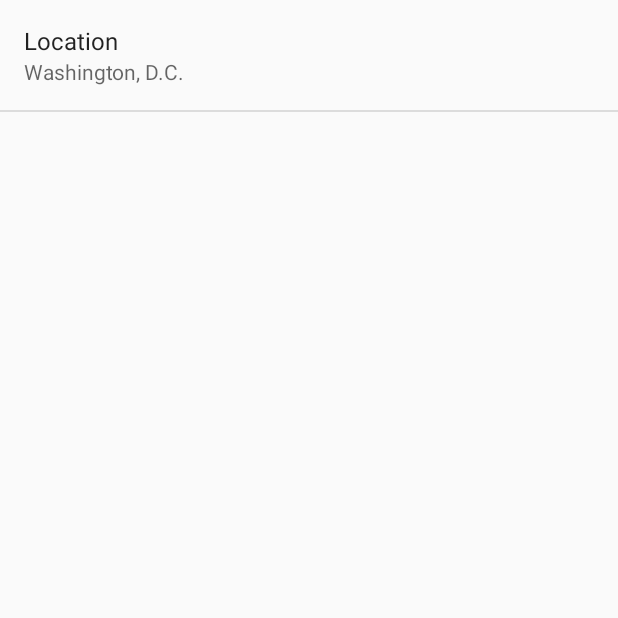
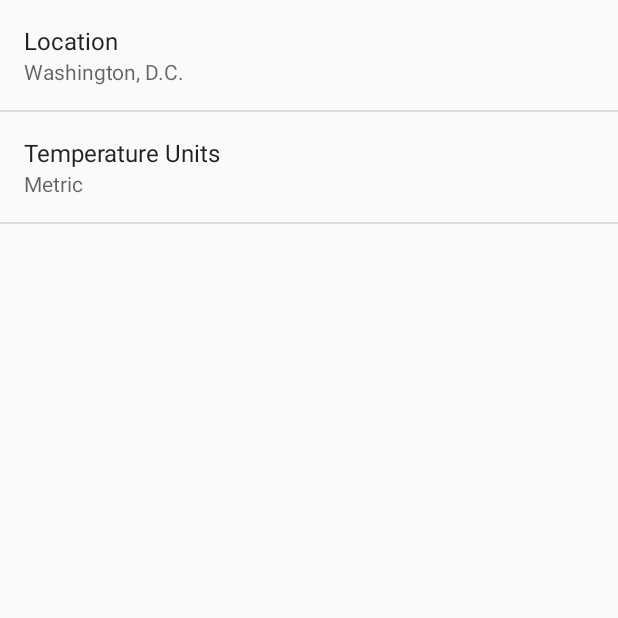
Before and after one commit to Alcanteria/Sunshine, an Android app: the screen it shows after launch (SettingsActivity), in the options menu, after a tap on "Settings", on a phone screen of 412 x 824 dp, the top half of it. Run offline under Robolectric (Android 15) with nearby library versions, the phone set to English and light mode, and no system bars.

Commit message:
Added settings option to change unit of measurement for temperature.

```diff
--- a/app/src/main/java/app/alcanteria/com/sunshine/app/ForecastFragment.java
+++ b/app/src/main/java/app/alcanteria/com/sunshine/app/ForecastFragment.java
@@ -132,18 +132,14 @@ public class ForecastFragment extends Fragment {
                 // This is for a 5 day forecast
                 final String FORECAST_FIVE_DAY = "forecast?";
 
-                // This is the City ID
-                //final String CITY_ID = "&id=" + params[0];
-
                 // This is the name of the city.
                 final String CITY_NAME = "q=" + params[0];
-                //final String CITY_NAME = "q=Washington, D.C.";
 
                 // Country code - DEFAULTS TO U.S.A.
                 final String COUNTRY_CODE = ",us";
 
                 // Unit of temperature measurements.
-                final String TEMP_UNITS = "&units=imperial";
+                final String TEMP_UNITS = "&units=metric";
 
                 // Put it all together.
                 String dynamicUrl = FORECAST_BASE_URL +
@@ -153,8 +149,7 @@ public class ForecastFragment extends Fragment {
                                     TEMP_UNITS +
                                     API_KEY;
 
-                // Create the string for the OpenWeather query
-                //Uri uri = new URI(dynamicUrl.replace(" ", "%20"));
+                // Create the string for the OpenWeather query and replace spaces with permittable characters.
                 URL url = new URL(dynamicUrl.replace(" ", "%20"));
 
                 // Check yo'self
@@ -206,7 +201,9 @@ public class ForecastFragment extends Fragment {
             }
 
             try{
-                WeatherDataParser parser = new WeatherDataParser();
+
+
+                WeatherDataParser parser = new WeatherDataParser(getActivity());
                 return parser.getWeatherDataFromJson(forecastJsonStr);
             }
             catch (JSONException e){
@@ -226,7 +223,5 @@ public class ForecastFragment extends Fragment {
                     forecastAdapter.add(dayForecastString);
             }
         }
-
-
     }
 }
--- a/app/src/main/java/app/alcanteria/com/sunshine/app/MainActivity.java
+++ b/app/src/main/java/app/alcanteria/com/sunshine/app/MainActivity.java
@@ -19,14 +19,14 @@ public class MainActivity extends AppCompatActivity {
         Toolbar toolbar = (Toolbar) findViewById(R.id.toolbar);
         setSupportActionBar(toolbar);
 
-        FloatingActionButton fab = (FloatingActionButton) findViewById(R.id.fab);
-        fab.setOnClickListener(new View.OnClickListener() {
-            @Override
-            public void onClick(View view) {
-                Snackbar.make(view, "Replace with your own action", Snackbar.LENGTH_LONG)
-                        .setAction("Action", null).show();
-            }
-        });
+        //FloatingActionButton fab = (FloatingActionButton) findViewById(R.id.fab);
+        //fab.setOnClickListener(new View.OnClickListener() {
+          //  @Override
+            //public void onClick(View view) {
+              //  Snackbar.make(view, "Replace with your own action", Snackbar.LENGTH_LONG)
+                //        .setAction("Action", null).show();
+           // }
+        //});
     }
 
     @Override
--- a/app/src/main/java/app/alcanteria/com/sunshine/app/SettingsActivity.java
+++ b/app/src/main/java/app/alcanteria/com/sunshine/app/SettingsActivity.java
@@ -6,7 +6,6 @@ import android.preference.ListPreference;
 import android.preference.Preference;
 import android.preference.PreferenceActivity;
 import android.preference.PreferenceManager;
-import android.support.v7.widget.Toolbar;
 
 
 /**
@@ -29,6 +28,7 @@ public class SettingsActivity extends PreferenceActivity
         // For all preferences, attach an OnPreferenceChangeListener so the UI summary can be
         // updated when the preference changes.
         bindPreferenceSummaryToValue(findPreference(getString(R.string.pref_location_key)));
+        bindPreferenceSummaryToValue(findPreference(getString(R.string.pref_units_key)));
     }
 
     /**
--- a/app/src/main/res/values/strings.xml
+++ b/app/src/main/res/values/strings.xml
@@ -10,6 +10,20 @@
     <string name="pref_location_label">Location</string>
     <string name="pref_location_key" translatable="false">location</string>
     <string name="pref_location_default" translatable="false">Washington, D.C.</string>
+
+    <!-- Temperature Units Settings -->
+    <string name="pref_units_label">Temperature Units</string>
+    <string name="pref_units_key" translatable="false">units</string>
+    <string name="pref_units_metric">Metric</string>
+    <string name="pref_units_imperial">Imperial</string>
+    <string-array name="pref_units_values">
+        <item>Metric</item>
+        <item>Imperial</item>
+    </string-array>
+    <string-array name="pref_units_options">
+        <item>Metric</item>
+        <item>Imperial</item>
+    </string-array>
 
     <!-- Example General settings -->
     <string name="pref_header_general">General</string>
--- a/app/src/main/res/xml/pref_general.xml
+++ b/app/src/main/res/xml/pref_general.xml
@@ -12,4 +12,11 @@
         android:singleLine="true"
         android:title="@string/pref_location_label" />
 
+    <ListPreference
+        android:title="@string/pref_units_label"
+        android:key="@string/pref_units_key"
+        android:defaultValue="@string/pref_units_metric"
+        android:entryValues="@array/pref_units_values"
+        android:entries="@array/pref_units_options" />
+
 </PreferenceScreen>
```
Also changed, not shown: app/src/main/java/app/alcanteria/com/sunshine/app/WeatherDataParser.java (+39 -1 lines), app/src/main/res/layout/activity_main.xml (+0 -8 lines).
